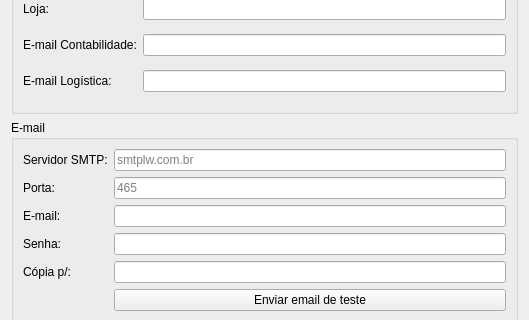
This is ui/userconfig.ui in darktorres/ERP-STACCATO as Qt 5 draws it before an edit; both pictures show x 0 to 529 and y 86 to 406 of the 529 by 671 pixel window. The edited form follows.
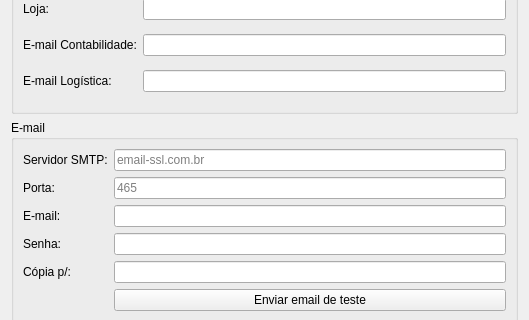
This is the edited form. Custom widgets are drawn as their Qt base class.

Commit message: Trocado texto placeholder do email

```diff
--- a/ui/userconfig.ui
+++ b/ui/userconfig.ui
@@ -293,7 +293,7 @@
       <item row="1" column="1">
        <widget class="QLineEdit" name="lineEditServidorSMTP">
         <property name="placeholderText">
-         <string>smtplw.com.br</string>
+         <string>email-ssl.com.br</string>
         </property>
         <property name="clearButtonEnabled">
          <bool>true</bool>
```
